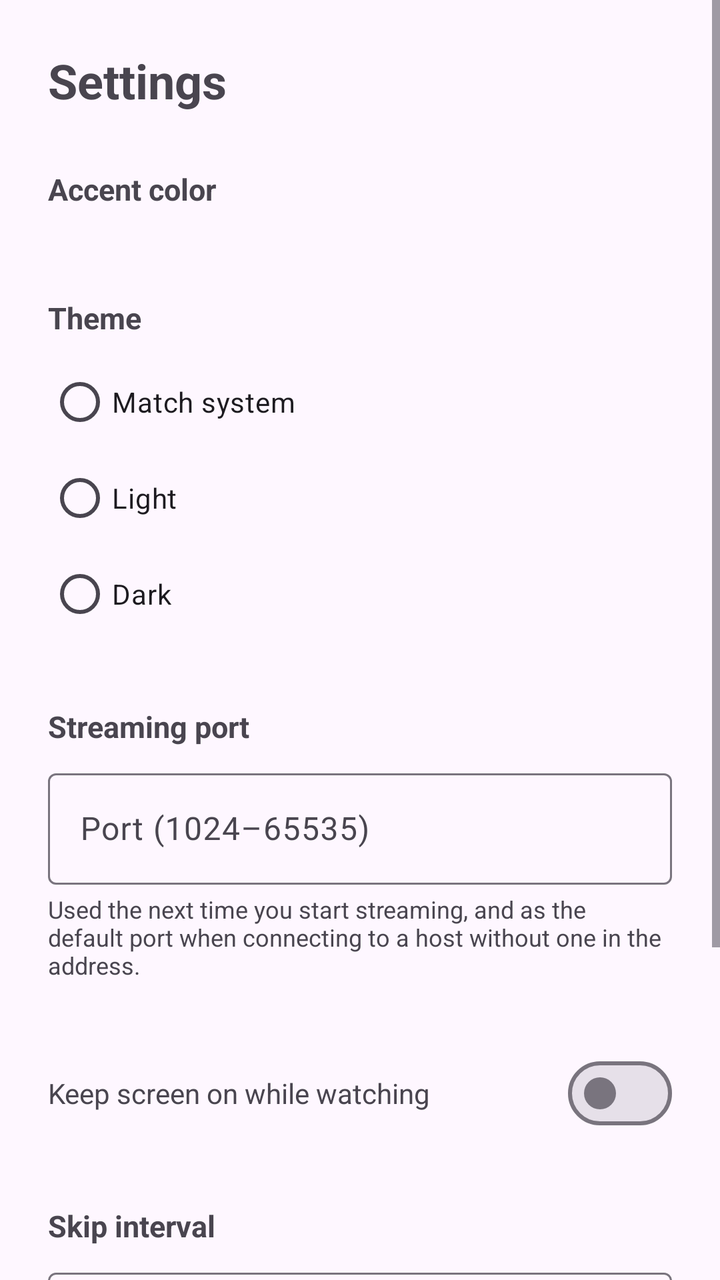
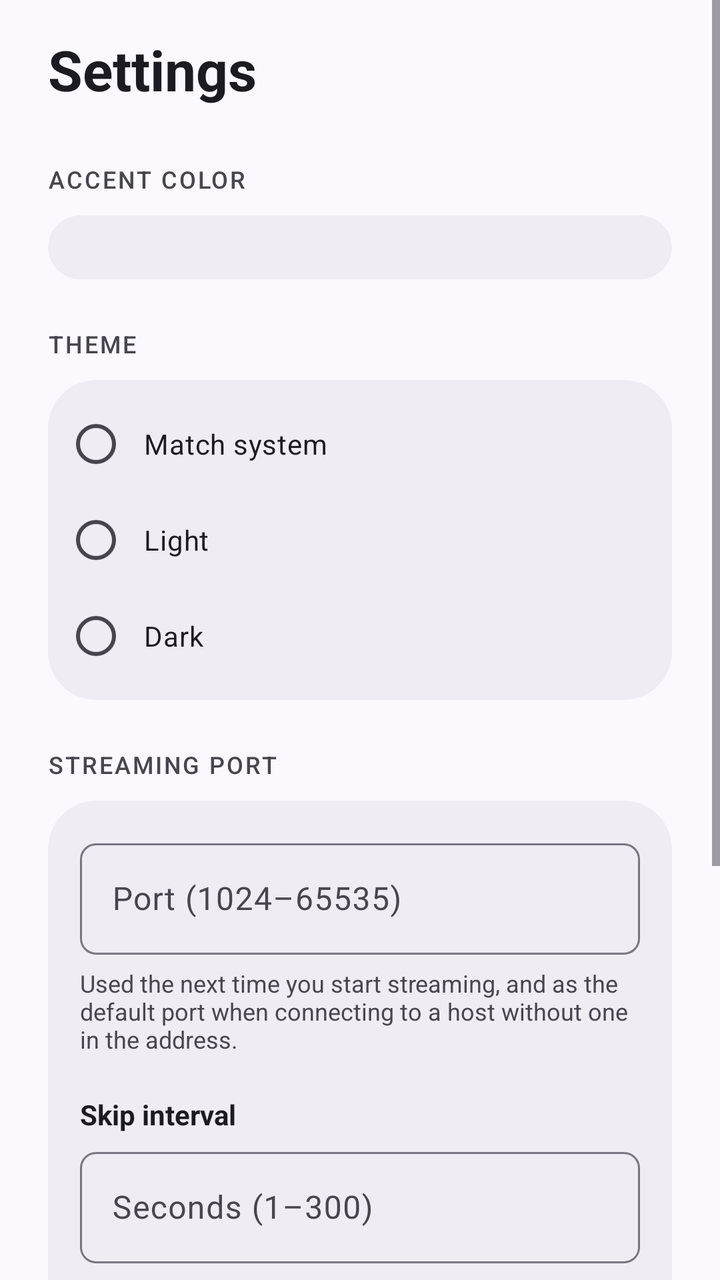

Compare the two renders of this Android layout. The source of the first and the diff that turns it into the second are given below.
<!-- AndroidManifest.xml: application theme Theme.VideoStreamLocal -->
<!-- res/layout/activity_settings.xml -->
<?xml version="1.0" encoding="utf-8"?>
<ScrollView xmlns:android="http://schemas.android.com/apk/res/android"
    xmlns:app="http://schemas.android.com/apk/res-auto"
    android:layout_width="match_parent"
    android:layout_height="match_parent">

    <LinearLayout
        android:layout_width="match_parent"
        android:layout_height="wrap_content"
        android:orientation="vertical"
        android:padding="@dimen/screen_horizontal_margin">

        <TextView
            android:layout_width="wrap_content"
            android:layout_height="wrap_content"
            android:text="@string/settings"
            android:textSize="24sp"
            android:textStyle="bold" />

        <TextView
            android:layout_width="wrap_content"
            android:layout_height="wrap_content"
            android:layout_marginTop="28dp"
            android:text="@string/settings_accent_color"
            android:textSize="15sp"
            android:textStyle="bold" />

        <LinearLayout
            android:id="@+id/accentColorRow"
            android:layout_width="match_parent"
            android:layout_height="wrap_content"
            android:layout_marginTop="12dp"
            android:orientation="horizontal" />

        <TextView
            android:layout_width="wrap_content"
            android:layout_height="wrap_content"
            android:layout_marginTop="32dp"
            android:text="@string/settings_theme"
            android:textSize="15sp"
            android:textStyle="bold" />

        <RadioGroup
            android:id="@+id/themeRadioGroup"
            android:layout_width="wrap_content"
            android:layout_height="wrap_content"
            android:layout_marginTop="8dp"
            android:orientation="vertical">

            <RadioButton
                android:id="@+id/themeSystemRadio"
                android:layout_width="wrap_content"
                android:layout_height="wrap_content"
                android:text="@string/theme_system" />

            <RadioButton
                android:id="@+id/themeLightRadio"
                android:layout_width="wrap_content"
                android:layout_height="wrap_content"
                android:text="@string/theme_light" />

            <RadioButton
                android:id="@+id/themeDarkRadio"
                android:layout_width="wrap_content"
                android:layout_height="wrap_content"
                android:text="@string/theme_dark" />

        </RadioGroup>

        <TextView
            android:layout_width="wrap_content"
            android:layout_height="wrap_content"
            android:layout_marginTop="32dp"
            android:text="@string/settings_port"
            android:textSize="15sp"
            android:textStyle="bold" />

        <com.google.android.material.textfield.TextInputLayout
            android:layout_width="match_parent"
            android:layout_height="wrap_content"
            android:layout_marginTop="8dp"
            android:hint="@string/settings_port_hint">

            <com.google.android.material.textfield.TextInputEditText
                android:id="@+id/portInput"
                android:layout_width="match_parent"
                android:layout_height="wrap_content"
                android:inputType="number"
                android:maxLength="5" />

        </com.google.android.material.textfield.TextInputLayout>

        <TextView
            android:layout_width="match_parent"
            android:layout_height="wrap_content"
            android:layout_marginTop="4dp"
            android:text="@string/settings_port_helper"
            android:textColor="?android:attr/textColorSecondary"
            android:textSize="12sp" />

        <LinearLayout
            android:layout_width="match_parent"
            android:layout_height="wrap_content"
            android:layout_marginTop="32dp"
            android:gravity="center_vertical"
            android:orientation="horizontal">

            <TextView
                android:layout_width="0dp"
                android:layout_height="wrap_content"
                android:layout_weight="1"
                android:text="@string/settings_keep_screen_on" />

            <com.google.android.material.materialswitch.MaterialSwitch
                android:id="@+id/keepScreenOnSwitch"
                android:layout_width="wrap_content"
                android:layout_height="wrap_content" />

        </LinearLayout>

        <TextView
            android:layout_width="wrap_content"
            android:layout_height="wrap_content"
            android:layout_marginTop="32dp"
            android:text="@string/settings_skip_seconds"
            android:textSize="15sp"
            android:textStyle="bold" />

        <com.google.android.material.textfield.TextInputLayout
            android:layout_width="match_parent"
            android:layout_height="wrap_content"
            android:layout_marginTop="8dp"
            android:hint="@string/settings_skip_seconds_hint">

            <com.google.android.material.textfield.TextInputEditText
                android:id="@+id/skipSecondsInput"
                android:layout_width="match_parent"
                android:layout_height="wrap_content"
                android:inputType="number"
                android:maxLength="3" />

        </com.google.android.material.textfield.TextInputLayout>

        <TextView
            android:layout_width="match_parent"
            android:layout_height="wrap_content"
            android:layout_marginTop="4dp"
            android:text="@string/settings_skip_seconds_helper"
            android:textColor="?android:attr/textColorSecondary"
            android:textSize="12sp" />

        <LinearLayout
            android:layout_width="match_parent"
            android:layout_height="wrap_content"
            android:layout_marginTop="32dp"
            android:gravity="center_vertical"
            android:orientation="horizontal">

            <TextView
                android:layout_width="0dp"
                android:layout_height="wrap_content"
                android:layout_weight="1"
                android:text="@string/settings_vibrate_on_control" />

            <com.google.android.material.materialswitch.MaterialSwitch
                android:id="@+id/vibrateOnControlSwitch"
                android:layout_width="wrap_content"
                android:layout_height="wrap_content" />

        </LinearLayout>

        <TextView
            android:layout_width="match_parent"
            android:layout_height="wrap_content"
            android:layout_marginTop="4dp"
            android:text="@string/settings_vibrate_on_control_helper"
            android:textColor="?android:attr/textColorSecondary"
            android:textSize="12sp" />

    </LinearLayout>

</ScrollView>
<!-- resources referenced by this layout -->
<resources>
  <string name="settings">Settings</string>
  <string name="settings_theme">Theme</string>
  <string name="theme_dark">Dark</string>
  <string name="theme_light">Light</string>
  <style name="Theme.VideoStreamLocal" parent="Theme.Material3.DayNight.NoActionBar">
          <item name="colorPrimary">@color/brand_primary</item>
      </style>
  <color name="brand_primary">#4A5FFF</color>
  <!-- unchanged entries left out for length: 12 -->
</resources>

<!-- the commit's change to res/layout/activity_settings.xml (unified diff, before → after) -->
@@ -2,180 +2,274 @@
 <ScrollView xmlns:android="http://schemas.android.com/apk/res/android"
     xmlns:app="http://schemas.android.com/apk/res-auto"
     android:layout_width="match_parent"
-    android:layout_height="match_parent">
+    android:layout_height="match_parent"
+    android:background="?attr/colorSurface"
+    android:fillViewport="true">
 
     <LinearLayout
         android:layout_width="match_parent"
         android:layout_height="wrap_content"
         android:orientation="vertical"
-        android:padding="@dimen/screen_horizontal_margin">
-
-        <TextView
-            android:layout_width="wrap_content"
-            android:layout_height="wrap_content"
+        android:paddingHorizontal="@dimen/screen_horizontal_margin"
+        android:paddingTop="16dp"
+        android:paddingBottom="32dp">
+
+        <TextView
+            android:layout_width="wrap_content"
+            android:layout_height="wrap_content"
+            android:layout_marginBottom="8dp"
             android:text="@string/settings"
-            android:textSize="24sp"
+            android:textAppearance="?attr/textAppearanceHeadlineMedium"
+            android:textColor="?attr/colorOnSurface"
             android:textStyle="bold" />
 
-        <TextView
-            android:layout_width="wrap_content"
-            android:layout_height="wrap_content"
-            android:layout_marginTop="28dp"
+        
+        <TextView
+            android:layout_width="wrap_content"
+            android:layout_height="wrap_content"
+            android:layout_marginTop="20dp"
+            android:layout_marginBottom="10dp"
             android:text="@string/settings_accent_color"
-            android:textSize="15sp"
-            android:textStyle="bold" />
-
-        <LinearLayout
-            android:id="@+id/accentColorRow"
-            android:layout_width="match_parent"
-            android:layout_height="wrap_content"
-            android:layout_marginTop="12dp"
-            android:orientation="horizontal" />
-
-        <TextView
-            android:layout_width="wrap_content"
-            android:layout_height="wrap_content"
-            android:layout_marginTop="32dp"
+            android:textAppearance="@style/TextAppearance.App.SectionLabel" />
+
+        <com.google.android.material.card.MaterialCardView
+            style="@style/Widget.App.Card"
+            android:layout_width="match_parent"
+            android:layout_height="wrap_content"
+            app:cardBackgroundColor="?attr/colorSurfaceContainer"
+            app:cardCornerRadius="24dp">
+
+            <LinearLayout
+                android:layout_width="match_parent"
+                android:layout_height="wrap_content"
+                android:orientation="vertical"
+                android:padding="16dp">
+
+                <LinearLayout
+                    android:id="@+id/accentColorRow"
+                    android:layout_width="match_parent"
+                    android:layout_height="wrap_content"
+                    android:orientation="horizontal" />
+
+            </LinearLayout>
+
+        </com.google.android.material.card.MaterialCardView>
+
+        <TextView
+            android:layout_width="wrap_content"
+            android:layout_height="wrap_content"
+            android:layout_marginTop="24dp"
+            android:layout_marginBottom="10dp"
             android:text="@string/settings_theme"
-            android:textSize="15sp"
-            android:textStyle="bold" />
-
-        <RadioGroup
-            android:id="@+id/themeRadioGroup"
-            android:layout_width="wrap_content"
-            android:layout_height="wrap_content"
-            android:layout_marginTop="8dp"
-            android:orientation="vertical">
-
-            <RadioButton
-                android:id="@+id/themeSystemRadio"
-                android:layout_width="wrap_content"
-                android:layout_height="wrap_content"
-                android:text="@string/theme_system" />
-
-            <RadioButton
-                android:id="@+id/themeLightRadio"
-                android:layout_width="wrap_content"
-                android:layout_height="wrap_content"
-                android:text="@string/theme_light" />
-
-            <RadioButton
-                android:id="@+id/themeDarkRadio"
-                android:layout_width="wrap_content"
-                android:layout_height="wrap_content"
-                android:text="@string/theme_dark" />
-
-        </RadioGroup>
-
-        <TextView
-            android:layout_width="wrap_content"
-            android:layout_height="wrap_content"
-            android:layout_marginTop="32dp"
+            android:textAppearance="@style/TextAppearance.App.SectionLabel" />
+
+        <com.google.android.material.card.MaterialCardView
+            style="@style/Widget.App.Card"
+            android:layout_width="match_parent"
+            android:layout_height="wrap_content"
+            app:cardBackgroundColor="?attr/colorSurfaceContainer"
+            app:cardCornerRadius="24dp">
+
+            <RadioGroup
+                android:id="@+id/themeRadioGroup"
+                android:layout_width="match_parent"
+                android:layout_height="wrap_content"
+                android:orientation="vertical"
+                android:padding="8dp">
+
+                <RadioButton
+                    android:id="@+id/themeSystemRadio"
+                    android:layout_width="match_parent"
+                    android:layout_height="wrap_content"
+                    android:minHeight="48dp"
+                    android:paddingStart="8dp"
+                    android:paddingEnd="8dp"
+                    android:text="@string/theme_system" />
+
+                <RadioButton
+                    android:id="@+id/themeLightRadio"
+                    android:layout_width="match_parent"
+                    android:layout_height="wrap_content"
+                    android:minHeight="48dp"
+                    android:paddingStart="8dp"
+                    android:paddingEnd="8dp"
+                    android:text="@string/theme_light" />
+
+                <RadioButton
+                    android:id="@+id/themeDarkRadio"
+                    android:layout_width="match_parent"
+                    android:layout_height="wrap_content"
+                    android:minHeight="48dp"
+                    android:paddingStart="8dp"
+                    android:paddingEnd="8dp"
+                    android:text="@string/theme_dark" />
+
+            </RadioGroup>
+
+        </com.google.android.material.card.MaterialCardView>
+
+        
+        <TextView
+            android:layout_width="wrap_content"
+            android:layout_height="wrap_content"
+            android:layout_marginTop="24dp"
+            android:layout_marginBottom="10dp"
             android:text="@string/settings_port"
-            android:textSize="15sp"
-            android:textStyle="bold" />
-
-        <com.google.android.material.textfield.TextInputLayout
-            android:layout_width="match_parent"
-            android:layout_height="wrap_content"
-            android:layout_marginTop="8dp"
-            android:hint="@string/settings_port_hint">
-
-            <com.google.android.material.textfield.TextInputEditText
-                android:id="@+id/portInput"
-                android:layout_width="match_parent"
-                android:layout_height="wrap_content"
-                android:inputType="number"
-                android:maxLength="5" />
-
-        </com.google.android.material.textfield.TextInputLayout>
-
-        <TextView
-            android:layout_width="match_parent"
-            android:layout_height="wrap_content"
-            android:layout_marginTop="4dp"
-            android:text="@string/settings_port_helper"
-            android:textColor="?android:attr/textColorSecondary"
-            android:textSize="12sp" />
-
-        <LinearLayout
-            android:layout_width="match_parent"
-            android:layout_height="wrap_content"
-            android:layout_marginTop="32dp"
-            android:gravity="center_vertical"
-            android:orientation="horizontal">
-
-            <TextView
-                android:layout_width="0dp"
-                android:layout_height="wrap_content"
-                android:layout_weight="1"
-                android:text="@string/settings_keep_screen_on" />
-
-            <com.google.android.material.materialswitch.MaterialSwitch
-                android:id="@+id/keepScreenOnSwitch"
-                android:layout_width="wrap_content"
-                android:layout_height="wrap_content" />
-
-        </LinearLayout>
-
-        <TextView
-            android:layout_width="wrap_content"
-            android:layout_height="wrap_content"
-            android:layout_marginTop="32dp"
-            android:text="@string/settings_skip_seconds"
-            android:textSize="15sp"
-            android:textStyle="bold" />
-
-        <com.google.android.material.textfield.TextInputLayout
-            android:layout_width="match_parent"
-            android:layout_height="wrap_content"
-            android:layout_marginTop="8dp"
-            android:hint="@string/settings_skip_seconds_hint">
-
-            <com.google.android.material.textfield.TextInputEditText
-                android:id="@+id/skipSecondsInput"
-                android:layout_width="match_parent"
-                android:layout_height="wrap_content"
-                android:inputType="number"
-                android:maxLength="3" />
-
-        </com.google.android.material.textfield.TextInputLayout>
-
-        <TextView
-            android:layout_width="match_parent"
-            android:layout_height="wrap_content"
-            android:layout_marginTop="4dp"
-            android:text="@string/settings_skip_seconds_helper"
-            android:textColor="?android:attr/textColorSecondary"
-            android:textSize="12sp" />
-
-        <LinearLayout
-            android:layout_width="match_parent"
-            android:layout_height="wrap_content"
-            android:layout_marginTop="32dp"
-            android:gravity="center_vertical"
-            android:orientation="horizontal">
-
-            <TextView
-                android:layout_width="0dp"
-                android:layout_height="wrap_content"
-                android:layout_weight="1"
-                android:text="@string/settings_vibrate_on_control" />
-
-            <com.google.android.material.materialswitch.MaterialSwitch
-                android:id="@+id/vibrateOnControlSwitch"
-                android:layout_width="wrap_content"
-                android:layout_height="wrap_content" />
-
-        </LinearLayout>
-
-        <TextView
-            android:layout_width="match_parent"
-            android:layout_height="wrap_content"
-            android:layout_marginTop="4dp"
-            android:text="@string/settings_vibrate_on_control_helper"
-            android:textColor="?android:attr/textColorSecondary"
-            android:textSize="12sp" />
+            android:textAppearance="@style/TextAppearance.App.SectionLabel" />
+
+        <com.google.android.material.card.MaterialCardView
+            style="@style/Widget.App.Card"
+            android:layout_width="match_parent"
+            android:layout_height="wrap_content"
+            app:cardBackgroundColor="?attr/colorSurfaceContainer"
+            app:cardCornerRadius="24dp">
+
+            <LinearLayout
+                android:layout_width="match_parent"
+                android:layout_height="wrap_content"
+                android:orientation="vertical"
+                android:padding="16dp">
+
+                <com.google.android.material.textfield.TextInputLayout
+                    style="@style/Widget.Material3.TextInputLayout.OutlinedBox"
+                    android:layout_width="match_parent"
+                    android:layout_height="wrap_content"
+                    android:hint="@string/settings_port_hint">
+
+                    <com.google.android.material.textfield.TextInputEditText
+                        android:id="@+id/portInput"
+                        android:layout_width="match_parent"
+                        android:layout_height="wrap_content"
+                        android:inputType="number"
+                        android:maxLength="5" />
+
+                </com.google.android.material.textfield.TextInputLayout>
+
+                <TextView
+                    android:layout_width="match_parent"
+                    android:layout_height="wrap_content"
+                    android:layout_marginTop="6dp"
+                    android:text="@string/settings_port_helper"
+                    android:textColor="?attr/colorOnSurfaceVariant"
+                    android:textSize="12sp" />
+
+                <TextView
+                    android:layout_width="wrap_content"
+                    android:layout_height="wrap_content"
+                    android:layout_marginTop="20dp"
+                    android:layout_marginBottom="4dp"
+                    android:text="@string/settings_skip_seconds"
+                    android:textColor="?attr/colorOnSurface"
+                    android:textStyle="bold" />
+
+                <com.google.android.material.textfield.TextInputLayout
+                    style="@style/Widget.Material3.TextInputLayout.OutlinedBox"
+                    android:layout_width="match_parent"
+                    android:layout_height="wrap_content"
+                    android:hint="@string/settings_skip_seconds_hint">
+
+                    <com.google.android.material.textfield.TextInputEditText
+                        android:id="@+id/skipSecondsInput"
+                        android:layout_width="match_parent"
+                        android:layout_height="wrap_content"
+                        android:inputType="number"
+                        android:maxLength="3" />
+
+                </com.google.android.material.textfield.TextInputLayout>
+
+                <TextView
+                    android:layout_width="match_parent"
+                    android:layout_height="wrap_content"
+                    android:layout_marginTop="6dp"
+                    android:text="@string/settings_skip_seconds_helper"
+                    android:textColor="?attr/colorOnSurfaceVariant"
+                    android:textSize="12sp" />
+
+            </LinearLayout>
+
+        </com.google.android.material.card.MaterialCardView>
+
+        
+        <TextView
+            android:layout_width="wrap_content"
+            android:layout_height="wrap_content"
+            android:layout_marginTop="24dp"
+            android:layout_marginBottom="10dp"
+            android:text="@string/settings_playback"
+            android:textAppearance="@style/TextAppearance.App.SectionLabel" />
+
+        <com.google.android.material.card.MaterialCardView
+            style="@style/Widget.App.Card"
+            android:layout_width="match_parent"
+            android:layout_height="wrap_content"
+            app:cardBackgroundColor="?attr/colorSurfaceContainer"
+            app:cardCornerRadius="24dp">
+
+            <LinearLayout
+                android:layout_width="match_parent"
+                android:layout_height="wrap_content"
+                android:orientation="vertical"
+                android:paddingHorizontal="18dp"
+                android:paddingVertical="6dp">
+
+                <LinearLayout
+                    android:layout_width="match_parent"
+                    android:layout_height="wrap_content"
+                    android:gravity="center_vertical"
+                    android:minHeight="56dp"
+                    android:orientation="horizontal">
+
+                    <TextView
+                        android:layout_width="0dp"
+                        android:layout_height="wrap_content"
+                        android:layout_weight="1"
+                        android:text="@string/settings_keep_screen_on"
+                        android:textColor="?attr/colorOnSurface" />
+
+                    <com.google.android.material.materialswitch.MaterialSwitch
+                        android:id="@+id/keepScreenOnSwitch"
+                        android:layout_width="wrap_content"
+                        android:layout_height="wrap_content" />
+
+                </LinearLayout>
+
+                <View
+                    android:layout_width="match_parent"
+                    android:layout_height="1dp"
+                    android:background="?attr/colorOutlineVariant" />
+
+                <LinearLayout
+                    android:layout_width="match_parent"
+                    android:layout_height="wrap_content"
+                    android:gravity="center_vertical"
+                    android:minHeight="56dp"
+                    android:orientation="horizontal">
+
+                    <TextView
+                        android:layout_width="0dp"
+                        android:layout_height="wrap_content"
+                        android:layout_weight="1"
+                        android:text="@string/settings_vibrate_on_control"
+                        android:textColor="?attr/colorOnSurface" />
+
+                    <com.google.android.material.materialswitch.MaterialSwitch
+                        android:id="@+id/vibrateOnControlSwitch"
+                        android:layout_width="wrap_content"
+                        android:layout_height="wrap_content" />
+
+                </LinearLayout>
+
+                <TextView
+                    android:layout_width="match_parent"
+                    android:layout_height="wrap_content"
+                    android:layout_marginBottom="10dp"
+                    android:text="@string/settings_vibrate_on_control_helper"
+                    android:textColor="?attr/colorOnSurfaceVariant"
+                    android:textSize="12sp" />
+
+            </LinearLayout>
+
+        </com.google.android.material.card.MaterialCardView>
 
     </LinearLayout>
 
<!-- resource entries referenced after the edit -->
@@ -1,13 +1,77 @@
 <!-- resources referenced by this layout -->
 <resources>
   <string name="settings">Settings</string>
+  <string name="settings_playback">Playback</string>
   <string name="settings_theme">Theme</string>
   <string name="theme_dark">Dark</string>
   <string name="theme_light">Light</string>
+  <style name="TextAppearance.App.SectionLabel" parent="TextAppearance.Material3.LabelLarge">
+          <item name="android:textColor">?attr/colorOnSurfaceVariant</item>
+          <item name="android:textAllCaps">true</item>
+          <item name="android:letterSpacing">0.08</item>
+          <item name="android:textSize">12sp</item>
+      </style>
+  <style name="Widget.App.Card" parent="Widget.Material3.CardView.Filled">
+          <item name="cardBackgroundColor">?attr/colorSurfaceContainer</item>
+          <item name="cardCornerRadius">28dp</item>
+          <item name="cardElevation">0dp</item>
+          <item name="contentPadding">0dp</item>
+      </style>
   <style name="Theme.VideoStreamLocal" parent="Theme.Material3.DayNight.NoActionBar">
           <item name="colorPrimary">@color/brand_primary</item>
+  
+          
+          <item name="android:colorBackground">@color/md_surface</item>
+          <item name="colorSurface">@color/md_surface</item>
+          <item name="colorSurfaceContainerLowest">@color/md_surface_container_lowest</item>
+          <item name="colorSurfaceContainerLow">@color/md_surface_container_low</item>
+          <item name="colorSurfaceContainer">@color/md_surface_container</item>
+          <item name="colorSurfaceContainerHigh">@color/md_surface_container_high</item>
+          <item name="colorSurfaceContainerHighest">@color/md_surface_container_highest</item>
+          <item name="colorSurfaceVariant">@color/md_surface_variant</item>
+          <item name="colorOnSurface">@color/md_on_surface</item>
+          <item name="colorOnSurfaceVariant">@color/md_on_surface_variant</item>
+          <item name="colorOutline">@color/md_outline</item>
+          <item name="colorOutlineVariant">@color/md_outline_variant</item>
+  
+          
+          <item name="shapeAppearanceCornerExtraSmall">@style/ShapeAppearance.App.ExtraSmall</item>
+          <item name="shapeAppearanceCornerSmall">@style/ShapeAppearance.App.Small</item>
+          <item name="shapeAppearanceCornerMedium">@style/ShapeAppearance.App.Medium</item>
+          <item name="shapeAppearanceCornerLarge">@style/ShapeAppearance.App.Large</item>
+          <item name="shapeAppearanceCornerExtraLarge">@style/ShapeAppearance.App.ExtraLarge</item>
+  
+          
+          <item name="android:statusBarColor">@android:color/transparent</item>
+          <item name="android:navigationBarColor">?attr/colorSurface</item>
       </style>
   <color name="brand_primary">#4A5FFF</color>
+  <color name="md_surface">#FBF8FE</color>
+  <color name="md_surface_container_lowest">#FFFFFF</color>
+  <color name="md_surface_container_low">#F5F2FA</color>
+  <color name="md_surface_container">#EFECF4</color>
+  <color name="md_surface_container_high">#E9E6EF</color>
+  <color name="md_surface_container_highest">#E3E0E9</color>
+  <color name="md_surface_variant">#E3E0EC</color>
+  <color name="md_on_surface">#1B1B21</color>
+  <color name="md_on_surface_variant">#47464F</color>
+  <color name="md_outline">#787680</color>
+  <color name="md_outline_variant">#C8C5D0</color>
+  <style name="ShapeAppearance.App.ExtraSmall" parent="ShapeAppearance.Material3.Corner.ExtraSmall">
+          <item name="cornerSize">8dp</item>
+      </style>
+  <style name="ShapeAppearance.App.Small" parent="ShapeAppearance.Material3.Corner.Small">
+          <item name="cornerSize">14dp</item>
+      </style>
+  <style name="ShapeAppearance.App.Medium" parent="ShapeAppearance.Material3.Corner.Medium">
+          <item name="cornerSize">22dp</item>
+      </style>
+  <style name="ShapeAppearance.App.Large" parent="ShapeAppearance.Material3.Corner.Large">
+          <item name="cornerSize">28dp</item>
+      </style>
+  <style name="ShapeAppearance.App.ExtraLarge" parent="ShapeAppearance.Material3.Corner.ExtraLarge">
+          <item name="cornerSize">36dp</item>
+      </style>
   <!-- unchanged entries left out for length: 12 -->
 </resources>
 
